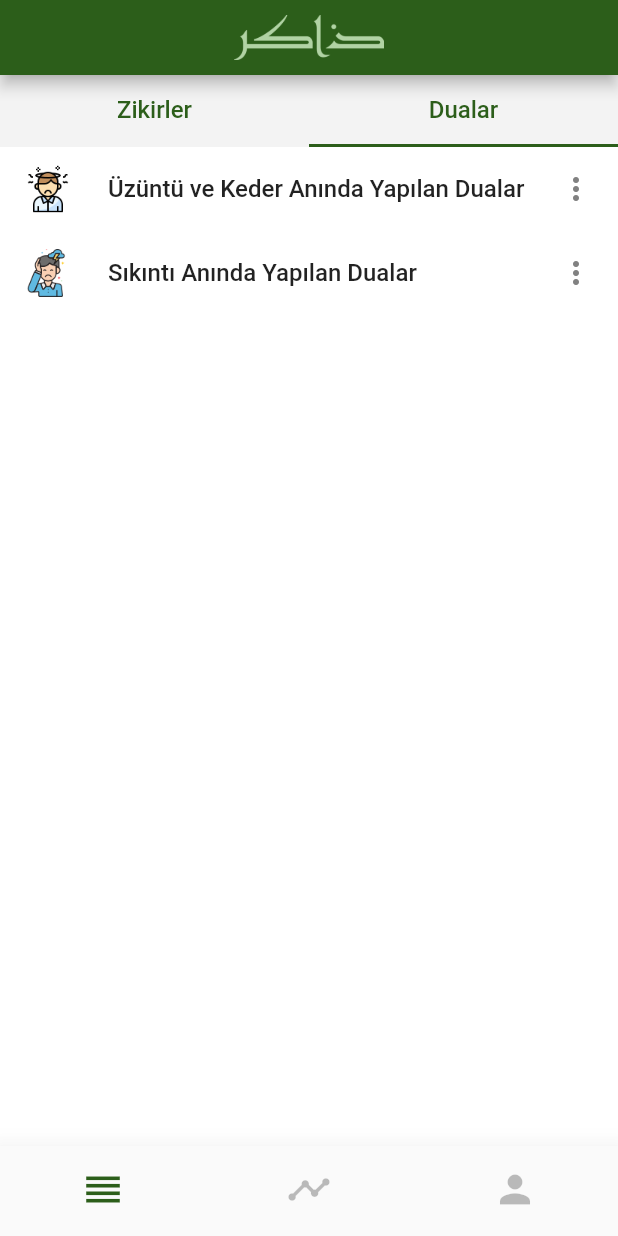
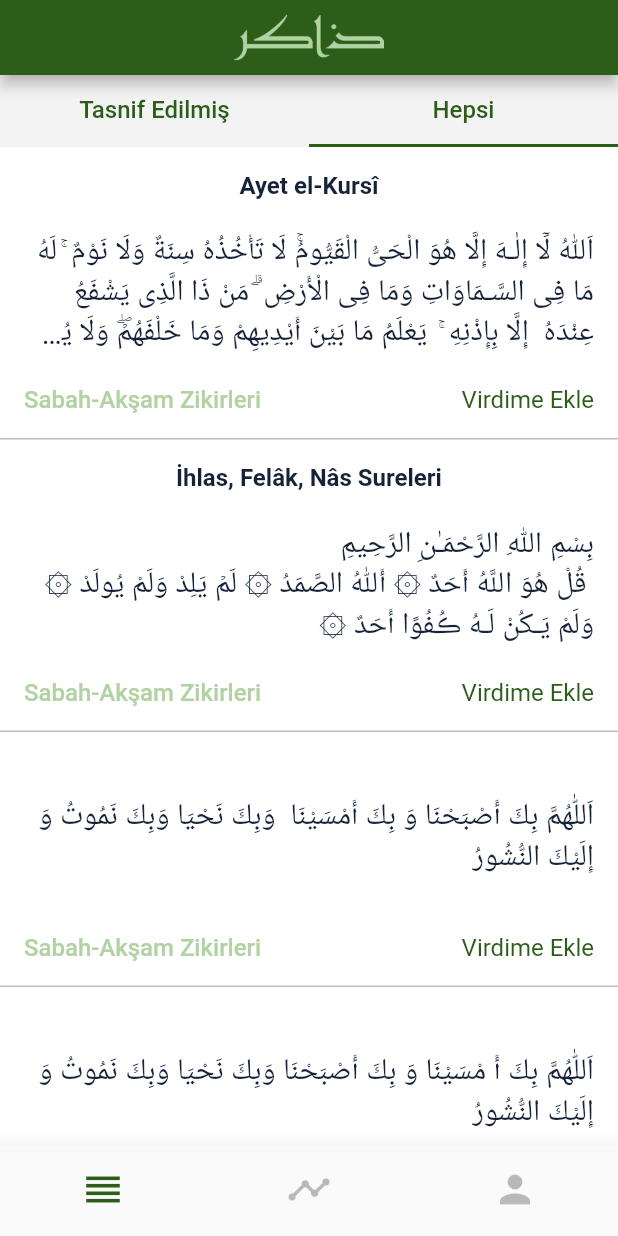
Before and after one commit to embeddeddreams/zakir, a Flutter app: the screen it shows after launch, tab 2 chosen, on a phone screen of 412 x 824 dp. Run offline on Flutter 3.47's test engine with Material 2 defaults, Android fonts, the phone set to English and light mode, and no system bars; our stand-ins replace audioplayers, flutter_local_notifications, google_fonts, shared_preferences, sliding_up_panel; Roboto replaces fonts that are missing (Amiri).

Commit message:
all data list, zikir_list_vm added

```diff
--- /dev/null
+++ b/lib/src/models/zikir_list_vm.dart
@@ -0,0 +1,42 @@
+class ZikirListVM {
+  String text;
+  List<String> textArray;
+  String tag;
+  String description;
+
+  ZikirListVM({
+    this.text,
+    this.textArray,
+    this.tag,
+    this.description,
+  });
+
+  ZikirListVM copyWith({
+    String text,
+    String textArray,
+    String tag,
+    String description,
+  }) =>
+      ZikirListVM(
+        text: text ?? this.text,
+        textArray: textArray ?? this.textArray,
+        tag: tag ?? this.tag,
+        description: description ?? this.description,
+      );
+
+  factory ZikirListVM.fromJson(Map<String, dynamic> json) => ZikirListVM(
+        text: json["text"],
+        textArray: json["textArray"] == null
+            ? null
+            : List<String>.from(json["textArray"].map((x) => x)),
+        tag: json["tag"],
+        description: json["description"],
+      );
+
+  Map<String, dynamic> toJson() => {
+        "text": text,
+        "textArray": textArray,
+        "tag": tag,
+        "description": description,
+      };
+}
--- a/lib/src/pages/list_page.dart
+++ b/lib/src/pages/list_page.dart
@@ -1,10 +1,14 @@
+import 'dart:convert';
+
 import 'package:flutter/material.dart';
 import 'package:shared_preferences/shared_preferences.dart';
 import 'package:zakir/constants.dart';
 import 'package:zakir/src/models/enums.dart';
 import 'package:zakir/src/models/enums.dart';
+import 'package:zakir/src/models/zikir_list_vm.dart';
 import 'package:zakir/src/pages/zikir.dart';
 import 'package:zakir/src/widgets/z_list_item.dart';
+import 'package:zakir/src/widgets/zikir_item.dart';
 
 class Zikir {
   // final List<int> type;
@@ -30,12 +34,33 @@ class _ListPageState extends State<ListPage> with TickerProviderStateMixin {
   TabController _tabController;
   int _lastIndex = 0;
   int _lastType;
+  List _allRawData = List<ZikirListVM>();
 
   @override
   void initState() {
     _tabController = new TabController(vsync: this, length: 2);
     _getLastPosition();
+    _loadData();
     super.initState();
+  }
+
+  _loadData() async {
+    String incoming = await DefaultAssetBundle.of(context)
+        .loadString("assets/data/data.json");
+    setState(() {
+      _allRawData = (json.decode(incoming) as List).map((e) {
+        var item = ZikirListVM.fromJson(e);
+        item.text = item.text ?? _formatSurah(item.textArray);
+        return item;
+      }).toList();
+    });
+  }
+
+  String _formatSurah(List<String> array) {
+    if (array.length > 2)
+      return array.join(' ۞ \n\n');
+    else
+      return array.join('۞');
   }
 
   @override
@@ -51,7 +76,7 @@ class _ListPageState extends State<ListPage> with TickerProviderStateMixin {
               tabs: [
                 Tab(
                   child: Text(
-                    "Zikirler",
+                    "Tasnif Edilmiş",
                     style: TextStyle(
                       color: AppColors.green,
                       fontSize: 16,
@@ -61,7 +86,7 @@ class _ListPageState extends State<ListPage> with TickerProviderStateMixin {
                 ),
                 Tab(
                   child: Text(
-                    "Dualar",
+                    "Hepsi",
                     style: TextStyle(
                       color: AppColors.green,
                       fontSize: 16,
@@ -105,6 +130,22 @@ class _ListPageState extends State<ListPage> with TickerProviderStateMixin {
                           subtitle: "İkindi kerahet vakti girmesinden itibaren",
                           onTap: () {
                             _goToZikir(ZikirType.Evening.index);
+                          },
+                        ),
+                        ZListItem(
+                          "Üzüntü ve Keder Anında Yapılan Dualar",
+                          ZikirType.Sadness.index,
+                          AppIcons.sadness,
+                          onTap: () {
+                            _goToZikir(ZikirType.Sadness.index);
+                          },
+                        ),
+                        ZListItem(
+                          "Sıkıntı Anında Yapılan Dualar",
+                          ZikirType.Trouble.index,
+                          AppIcons.trouble,
+                          onTap: () {
+                            _goToZikir(ZikirType.Trouble.index);
                           },
                         ),
                         // FlatButton(
@@ -158,77 +199,16 @@ class _ListPageState extends State<ListPage> with TickerProviderStateMixin {
                         : Container(),
                   ],
                 ),
-                Stack(
-                  children: <Widget>[
-                    ListView(
-                      children: <Widget>[
-                        ZListItem(
-                          "Üzüntü ve Keder Anında Yapılan Dualar",
-                          ZikirType.Sadness.index,
-                          AppIcons.sadness,
-                          onTap: () {
-                            _goToZikir(ZikirType.Sadness.index);
-                          },
-                        ),
-                        // _listItem(
-                        //   "Üzüntü ve Keder Anında Yapılan Dualar",
-                        //   ZikirType.Sadness.index,
-                        //   AppIcons.sadness,
-                        // ),
-                        ZListItem(
-                          "Sıkıntı Anında Yapılan Dualar",
-                          ZikirType.Trouble.index,
-                          AppIcons.trouble,
-                          onTap: () {
-                            _goToZikir(ZikirType.Trouble.index);
-                          },
-                        ),
-                      ],
-                    ),
-                  ],
+                ListView.builder(
+                  itemCount: _allRawData.length,
+                  itemBuilder: (BuildContext ctxt, int index) =>
+                      ZikirItem(_allRawData[index]),
                 ),
               ],
             ),
           ),
         ),
       ],
-    );
-  }
-
-  _listItem(String title, int typeIndex, String iconPath, {String subtitle}) {
-    return ListTile(
-      // contentPadding: EdgeInsets.fromLTRB(5, 5, 5, 5),
-      leading: Image.asset(
-        iconPath,
-        width: 32,
-        height: 32,
-      ),
-      title: Text(
-        title,
-        style: TextStyle(fontWeight: FontWeight.w500),
-      ),
-      subtitle: subtitle == null
-          ? null
-          : Text(
-              subtitle,
-              style: TextStyle(fontSize: 12),
-            ),
-      trailing: Icon(
-        Icons.more_vert,
-        color: AppColors.blackLight,
-      ),
-      onTap: () {
-        _saveLastType(typeIndex);
-        Navigator.of(context)
-            .push(
-          MaterialPageRoute(
-            builder: (BuildContext context) => ZikirPage(type: typeIndex),
-          ),
-        )
-            .then((_) {
-          _getLastPosition();
-        });
-      },
     );
   }
 
@@ -257,4 +237,30 @@ class _ListPageState extends State<ListPage> with TickerProviderStateMixin {
       this._lastType = instances.getInt('lastZikirType');
     });
   }
+
+  //  Stack(
+  //                 children: <Widget>[
+  //                   ListView(
+  //                     children: <Widget>[
+  //                       ZikirItem()
+  // ZListItem(
+  //   "Üzüntü ve Keder Anında Yapılan Dualar",
+  //   ZikirType.Sadness.index,
+  //   AppIcons.sadness,
+  //   onTap: () {
+  //     _goToZikir(ZikirType.Sadness.index);
+  //   },
+  // ),
+  // ZListItem(
+  //   "Sıkıntı Anında Yapılan Dualar",
+  //   ZikirType.Trouble.index,
+  //   AppIcons.trouble,
+  //   onTap: () {
+  //     _goToZikir(ZikirType.Trouble.index);
+  //   },
+  // ),
+  //       ],
+  //     ),
+  //   ],
+  // ),
 }
--- /dev/null
+++ b/lib/src/widgets/zikir_item.dart
@@ -0,0 +1,82 @@
+import 'package:flutter/material.dart';
+import 'package:zakir/constants.dart';
+import 'package:zakir/src/models/zikir_list_vm.dart';
+
+class ZikirItem extends StatefulWidget {
+  final ZikirListVM item;
+
+  ZikirItem(this.item);
+
+  @override
+  State<StatefulWidget> createState() {
+    return _ZikirItemState();
+  }
+}
+
+class _ZikirItemState extends State<ZikirItem> {
+  @override
+  Widget build(BuildContext context) {
+    return Container(
+      decoration: BoxDecoration(
+        border: Border(bottom: BorderSide(color: Colors.black26)),
+      ),
+      // margin: EdgeInsets.symmetric(vertical: 2),
+      padding: EdgeInsets.all(16),
+      height: widget.item.description == null ? 170 : 195,
+      child: Column(
+        mainAxisAlignment: MainAxisAlignment.spaceBetween,
+        children: <Widget>[
+          widget.item.description == null
+              ? Container()
+              : Padding(
+                  padding: const EdgeInsets.only(bottom: 10),
+                  child: Text(
+                    widget.item.description,
+                    style: TextStyle(
+                      fontSize: 16,
+                      color: AppColors.indigoDark,
+                      fontWeight: FontWeight.bold,
+                    ),
+                  ),
+                ),
+          Padding(
+            padding: const EdgeInsets.only(bottom: 10),
+            child: Text(
+              widget.item.text,
+              textDirection: TextDirection.rtl,
+              overflow: TextOverflow.ellipsis,
+              maxLines: 3,
+              style: TextStyle(
+                fontSize: 20,
+                color: AppColors.indigoDark,
+                fontFamily: "Amiri",
+              ),
+            ),
+          ),
+          Row(
+            mainAxisAlignment: MainAxisAlignment.spaceBetween,
+            children: <Widget>[
+              widget.item.tag == null
+                  ? Container()
+                  : Text(
+                      widget.item.tag,
+                      style: TextStyle(
+                        fontSize: 16,
+                        fontWeight: FontWeight.w500,
+                        color: AppColors.greenLight,
+                      ),
+                    ),
+              Text(
+                "Virdime Ekle",
+                style: TextStyle(
+                  fontSize: 16,
+                  color: AppColors.green,
+                ),
+              ),
+            ],
+          )
+        ],
+      ),
+    );
+  }
+}
```
Also changed, not shown: assets/data/data.json (+35 -0 lines), lib/src/pages/account_page.dart (+73 -57 lines), lib/src/pages/track_page.dart (+12 -4 lines), lib/src/pages/zikir.dart (+27 -8 lines), 1 other file.
